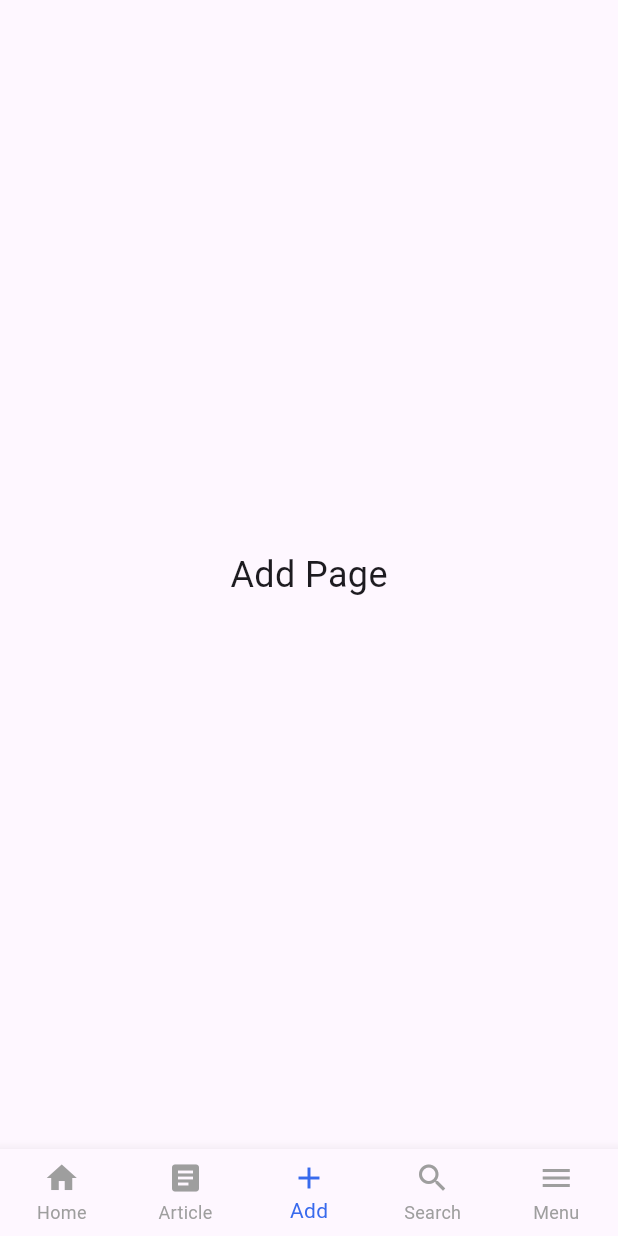
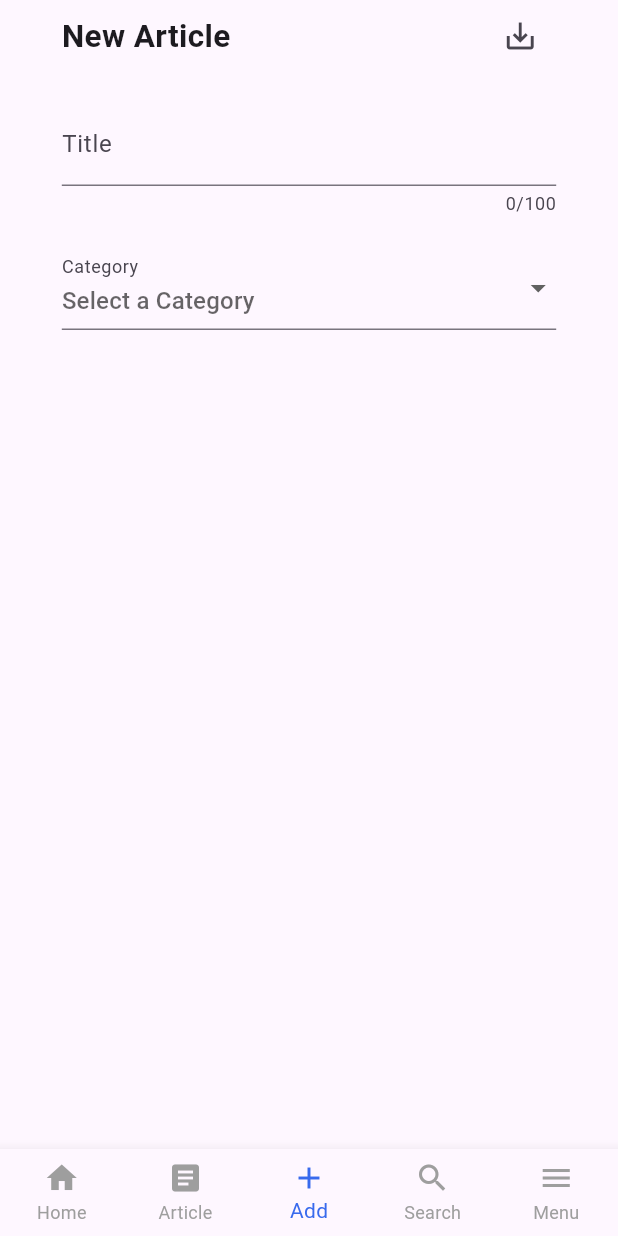
Before and after one commit to ClarenceLaria/blog_club, a Flutter app: the NavigationBarWidget screen opened directly, item 3 of the bottom bar chosen, on a phone screen of 412 x 824 dp. Run offline on Flutter 3.47's test engine with Material 3 defaults, Android fonts, the light colour scheme and no system bars; our stand-ins replace sliding_up_panel, smooth_page_indicator, story_view; missing offline and left inert: flutter_quill.

Commit message:
Add Page updates

```diff
--- a/lib/components/navigation_bar.dart
+++ b/lib/components/navigation_bar.dart
@@ -1,6 +1,7 @@
 import 'package:flutter/material.dart';
 import 'package:blog_club/pages/home.dart';
 import 'package:blog_club/pages/articles.dart';
+import 'package:blog_club/pages/add_page.dart';
 
 class NavigationBarWidget extends StatefulWidget {
   const NavigationBarWidget({super.key});
@@ -20,7 +21,7 @@ class _NavigationBarState extends State<NavigationBarWidget> {
   final List<Widget> _pages = [
     const Center(child: HomePage()),
     const Center(child: Articles()),
-    const Center(child: Text('Add Page', style: TextStyle(fontSize: 24))),
+    const Center(child: AddPage()),
     const Center(child: Text('Search Page', style: TextStyle(fontSize: 24))),
     const Center(child: Text('Menu Page', style: TextStyle(fontSize: 24))),
   ];
--- /dev/null
+++ b/lib/pages/add_page.dart
@@ -0,0 +1,78 @@
+import 'package:flutter/material.dart';
+import 'package:flutter_quill/flutter_quill.dart';
+
+class AddPage extends StatefulWidget {
+  const AddPage({super.key});
+
+  @override
+  State<AddPage> createState() {
+    return _AddPageState();
+  }
+}
+
+class _AddPageState extends State<AddPage> {
+  _AddPageState();
+
+  final List<DropdownMenuItem<String>> items = const[
+    DropdownMenuItem(value: 'Category1', child: Text('Category1')),
+    DropdownMenuItem(value: 'Category2', child: Text('Category2')),
+    DropdownMenuItem(value: 'Category3', child: Text('Category3')),
+  ];
+
+  @override
+  Widget build(BuildContext context){
+    return Scaffold(
+      body: SafeArea(
+        child: Container(
+          alignment: Alignment.center,
+          child: FractionallySizedBox(
+            widthFactor: 0.8,
+            child: Column(
+              children: [
+                Row(
+                  mainAxisAlignment: MainAxisAlignment.spaceBetween,
+                  children: [
+                    const Text(
+                      'New Article',
+                      style: TextStyle(
+                        fontSize: 21,
+                        fontWeight: FontWeight.w600,
+                      ),
+                    ),
+                    IconButton(
+                      onPressed: () {},
+                      icon: const Icon(
+                        Icons.save_alt,
+                      ),
+                    ),
+                  ],
+                ),
+                const SizedBox(height: 20),
+                TextFormField(
+                  decoration: const InputDecoration(
+                    labelText: 'Title',
+                    hintText: 'Enter a Blog Title',
+                    // border: OutlineInputBorder(),
+                  ),
+                  maxLength: 100,
+                  maxLines: null,
+                ),
+                const SizedBox(height: 20),
+                DropdownButtonFormField(
+                  items: items,
+                  onChanged: (value) {},
+                  decoration: const InputDecoration(
+                    labelText: 'Category',
+                    hintText: 'Select a Category',
+                    // border: OutlineInputBorder(),
+                  ),
+                ),
+                const SizedBox(height: 20),
+              ],
+            ),
+          ),
+        ),
+      ),
+    );
+  }
+}
--- a/lib/pages/articles.dart
+++ b/lib/pages/articles.dart
@@ -120,7 +120,7 @@ class Articles extends StatelessWidget{
                         fit: BoxFit.cover,
                       ),
                     ),
-                    const SizedBox(height: 20),
+                    SizedBox(height: 20),
                     FractionallySizedBox(
                       widthFactor: 0.8,
                       child: Column(
--- a/pubspec.yaml
+++ b/pubspec.yaml
@@ -33,6 +33,7 @@ dependencies:
   sliding_up_panel: ^2.0.0+1
   smooth_page_indicator: ^1.2.0+3
   story_view: ^0.16.5
+  flutter_quill: ^10.8.5
 
   # The following adds the Cupertino Icons font to your application.
   # Use with the CupertinoIcons class for iOS style icons.
```
Also changed, not shown: pubspec.lock, 5 other files.
